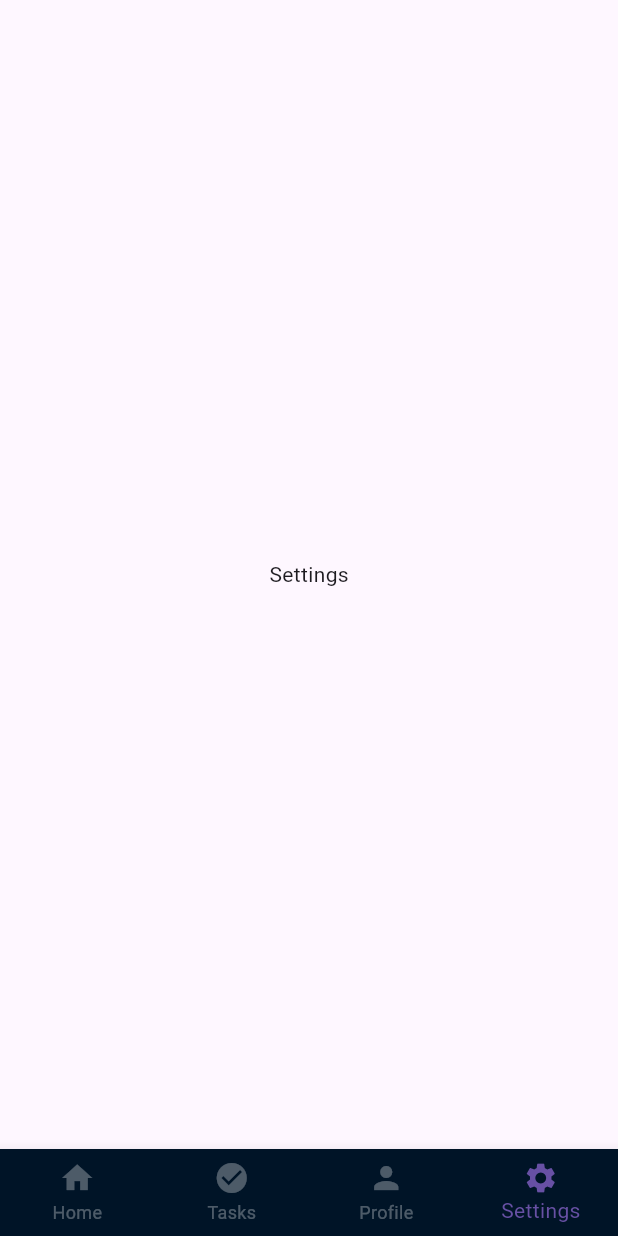
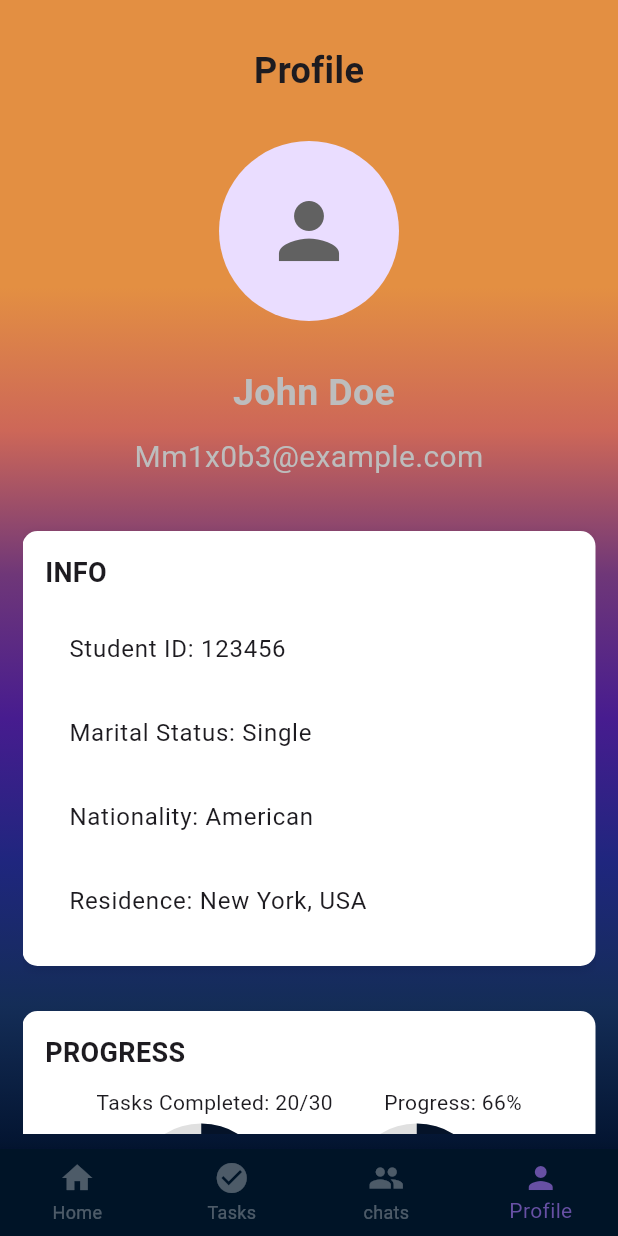
Before and after one commit to Mahmou-d6356567377/lms, a Flutter app: the screen it shows after launch, item 4 of the bottom bar chosen, on a phone screen of 412 x 824 dp. Run offline on Flutter 3.47's test engine with Material 3 defaults, Android fonts, the phone set to English and light mode, and no system bars; our stand-ins replace bloc, firebase_auth, firebase_core, fl_chart, flutter_bloc, flutter_svg and 2 more; accounts and stored records are empty; Roboto replaces fonts that are missing (Cambay).

Commit message:
finished profile screen and chats screen

```diff
--- a/lib/presentation/views/home/home.dart
+++ b/lib/presentation/views/home/home.dart
@@ -1,4 +1,3 @@
-import 'package:fl_chart/fl_chart.dart';
 import 'package:flutter/material.dart';
 import 'package:flutter_svg/flutter_svg.dart';
 import 'package:google_fonts/google_fonts.dart';
--- a/lib/presentation/views/navBar/nav_bar.dart
+++ b/lib/presentation/views/navBar/nav_bar.dart
@@ -1,5 +1,8 @@
 import 'package:flutter/material.dart';
+import 'package:lms/presentation/views/chats/chats_screen.dart';
 import 'package:lms/presentation/views/home/home.dart';
+import 'package:lms/presentation/views/profile/profile_screen.dart';
+import 'package:lms/presentation/views/tasks/tasks.dart';
 
 class NavBarScreen extends StatefulWidget {
   const NavBarScreen({super.key});
@@ -14,9 +17,9 @@ class _NavBarScreenState extends State<NavBarScreen> {
   // Replace these with your actual screen widgets
   final List<Widget> _screens = [
     HomeScreen(),
-    Center(child: Text('Tasks')),
-    Center(child: Text('Profile')),
-    Center(child: Text('Settings')),
+    Tasks(),
+    ChatsScreen(),
+    ProfileScreen(),
   ];
 
   void _onItemTapped(int index) {
@@ -45,12 +48,12 @@ class _NavBarScreenState extends State<NavBarScreen> {
             label: 'Tasks',
           ),
           BottomNavigationBarItem(
+            icon: Icon(Icons.people),
+            label: 'chats',
+          ),
+          BottomNavigationBarItem(
             icon: Icon(Icons.person),
             label: 'Profile',
-          ),
-          BottomNavigationBarItem(
-            icon: Icon(Icons.settings),
-            label: 'Settings',
           ),
         ],
       ),
--- /dev/null
+++ b/lib/presentation/views/profile/profile_screen.dart
@@ -0,0 +1,68 @@
+import 'package:flutter/material.dart';
+import 'package:google_fonts/google_fonts.dart';
+import 'package:lms/presentation/views/profile/widgets/info_container.dart';
+import 'package:lms/presentation/views/profile/widgets/profile_image.dart';
+import 'package:lms/presentation/views/profile/widgets/progress_container.dart';
+import 'package:lms/utils/consts/const_colors.dart';
+import 'package:lms/widgets/custom_background.dart';
+
+class ProfileScreen extends StatelessWidget {
+  const ProfileScreen({super.key});
+
+  @override
+  Widget build(BuildContext context) {
+    return Scaffold(
+      body: Container(
+        color: ConstColors.safeareacolor,
+        child: SafeArea(
+          child: Stack(
+            children: [
+              CustomBackground(),
+              Padding(
+                padding: const EdgeInsets.symmetric(horizontal: 15.0, vertical: 10.0),
+                child: SingleChildScrollView(
+                  child: Column(
+                    crossAxisAlignment: CrossAxisAlignment.center,
+                    children: [
+                      const SizedBox(height: 20),
+                      Text(
+                        'Profile',
+                        style: TextStyle(
+                          fontSize: 24,
+                          fontWeight: FontWeight.bold,
+                        ),
+                      ),
+                      const SizedBox(height: 20),
+                      ProfileImage(),
+                      const SizedBox(height: 20),
+                      Text(
+                        ' John Doe',
+                        style: GoogleFonts.cambay(
+                          fontSize: 25,
+                          fontWeight: FontWeight.bold,
+                          color: Colors.grey[400],
+                        ),
+                      ),
+                      const SizedBox(height: 10),
+                      Text(
+                        'Mm1x0b3@example.com',
+                        style: GoogleFonts.cambay(
+                          fontSize: 20,
+                          color: Colors.grey[400],
+                        ),
+                      ),
+                      const SizedBox(height: 20),
+                      InfoContainer(),
+                      ProgressContainer()
+                              ],
+                            ),
+                ),
+              ),
+
+            ],
+          ),
+        ),
+      ),
+    );
+  }
+}
--- /dev/null
+++ b/lib/presentation/views/profile/widgets/custom_circle_percentage.dart
@@ -0,0 +1,26 @@
+import 'package:flutter/material.dart';
+
+class CustomCirclePercentage extends StatelessWidget {
+  const CustomCirclePercentage({super.key, required this.percentage});
+  final double percentage;
+
+  @override
+  Widget build(BuildContext context) {
+    return Padding(
+      padding: const EdgeInsets.all(12.0),
+      child: SizedBox(
+        width: 55,
+        height: 55,
+        child: CircularProgressIndicator(
+          value: percentage,
+          backgroundColor: Colors.grey[300],
+          color: Color(0xff051329),
+          semanticsLabel: '$percentage',
+          semanticsValue: '${(percentage * 100).toStringAsFixed(0)}%',
+          strokeWidth: 9,
+          strokeAlign: 3,
+        ),
+      ),
+    );
+  }
+}
--- /dev/null
+++ b/lib/presentation/views/profile/widgets/info_container.dart
@@ -0,0 +1,54 @@
+
+import 'package:flutter/material.dart';
+
+class InfoContainer extends StatelessWidget {
+  const InfoContainer({
+    super.key,
+  });
+
+  @override
+  Widget build(BuildContext context) {
+    return Container(
+
+      width: double.infinity,
+      padding: const EdgeInsets.all(15.0),
+      margin: const EdgeInsets.symmetric(vertical: 15.0),
+      decoration: BoxDecoration(
+        color: Colors.white,
+        borderRadius: BorderRadius.circular(10),
+        boxShadow: [
+          BoxShadow(
+            color: Colors.black.withOpacity(0.1),
+            blurRadius: 5,
+            offset: const Offset(0, 2),
+          ),
+        ],
+      ),
+      child: Column(
+        crossAxisAlignment: CrossAxisAlignment.start,
+        children: [
+          Text(
+            'INFO',
+            style: TextStyle(
+              fontSize: 18,
+              fontWeight: FontWeight.bold,
+            ),
+          ),
+          const SizedBox(height: 10),
+          ListTile(
+            title: Text('Student ID: 123456'),
+          ),
+          ListTile(
+            title: Text('Marital Status: Single'),
+          ),
+          ListTile(
+            title: Text('Nationality: American'),
+          ),
+          ListTile(
+            title: Text('Residence: New York, USA'),
+          ),
+        ],
+      ),
+    );
+  }
+}
--- /dev/null
+++ b/lib/presentation/views/profile/widgets/profile_image.dart
@@ -0,0 +1,30 @@
+
+import 'package:flutter/material.dart';
+
+class ProfileImage extends StatelessWidget {
+  const ProfileImage({
+    super.key,
+  });
+
+  @override
+  Widget build(BuildContext context) {
+    return Row(
+      mainAxisAlignment: MainAxisAlignment.center,
+      crossAxisAlignment: CrossAxisAlignment.center,
+      children: [
+        Padding(
+          padding: const EdgeInsets.symmetric(vertical: 10.0),
+          child: CircleAvatar(
+            radius: 60,
+            // backgroundImage: AssetImage('assets/images/profile_picture.png'),
+            child: Icon(
+              Icons.person,
+              size: 60,
+              color: Colors.grey[700],
+            ),
+          ),
+        ),
+      ],
+    );
+  }
+}
--- /dev/null
+++ b/lib/presentation/views/profile/widgets/progress_container.dart
@@ -0,0 +1,59 @@
+
+import 'package:flutter/material.dart';
+import 'package:lms/presentation/views/profile/widgets/custom_circle_percentage.dart';
+
+class ProgressContainer extends StatelessWidget {
+  const ProgressContainer({
+    super.key,
+  });
+
+  @override
+  Widget build(BuildContext context) {
+    return Container(
+        width: double.infinity,
+          padding: const EdgeInsets.all(15.0),
+          margin: const EdgeInsets.symmetric(vertical: 15.0),
+          decoration: BoxDecoration(
+            color: Colors.white,
+            borderRadius: BorderRadius.circular(10),
+            boxShadow: [
+              BoxShadow(
+                color: Colors.black.withAlpha(8),
+                blurRadius: 5,
+                offset: const Offset(0, 2),
+              ),
+            ],
+          ),
+          child: Column(
+            crossAxisAlignment: CrossAxisAlignment.start,
+            children: [
+              Text(
+                'PROGRESS',
+                style: TextStyle(
+                  fontSize: 18,
+                  fontWeight: FontWeight.bold,
+                ),
+              ),
+              const SizedBox(height: 10),
+             Row(
+                mainAxisAlignment: MainAxisAlignment.spaceEvenly,
+                children: [
+                  Text('Tasks Completed: 20/30'),
+                  Text('Progress: 66%'),
+                ],
+              ),
+              const SizedBox(height: 10),
+              Row(
+                mainAxisAlignment: MainAxisAlignment.spaceEvenly,
+                children: [
+
+                   CustomCirclePercentage(percentage: 2/3),
+                   CustomCirclePercentage(percentage: .66),
+                ],
+              ),
+
+            ],
+          ),
+    );
+  }
+}
--- a/lib/utils/consts/const_colors.dart
+++ b/lib/utils/consts/const_colors.dart
@@ -5,5 +5,6 @@ class ConstColors {
   static const Color dark = Color(0xff383838);
   static const Color background = Color(0xFFF5F5F5);
   static const Color error = Color(0xFFB00020);
-  static const Color surface = Color(0xFFFFFFFF);
+  static const Color safeareacolor = Color(0xFFe39a57);
+  static const Color darkblue = Color(0xFF093348);
 }
--- a/lib/utils/consts/const_imgs.dart
+++ b/lib/utils/consts/const_imgs.dart
@@ -1,4 +1,5 @@
 class ConstImgs {
   static const String banner1 = 'assets/img/banner1.svg';
   static const String banner2 = 'assets/img/banner2.svg';
+  static const String avatar = 'assets/img/avatar.svg';
 }
--- /dev/null
+++ b/lib/widgets/custom_background.dart
@@ -0,0 +1,32 @@
+
+import 'package:flutter/material.dart';
+
+class CustomBackground extends StatelessWidget {
+  const CustomBackground({
+    super.key,
+  });
+
+  @override
+  Widget build(BuildContext context) {
+    return Container(
+      decoration: BoxDecoration(
+        gradient: LinearGradient(
+
+          colors: [
+            Color(0xffe38f42),
+            Color(0xffe38f42),
+            Color(0xffe38f42),
+            Color(0xffcd6758),
+            Color(0xff6f3778),
+            Color(0xff471c8f),
+            Color(0xff1f267e),
+            Color(0xff142d57),
+            Color(0xff031430),
+          ],
+          begin: Alignment.topCenter,
+          end: Alignment.bottomCenter,
+        ),
+      ),
+    );
+  }
+}
```
Also changed, not shown: lib/presentation/views/chats/chats_screen.dart (added, +76 -0 lines), lib/presentation/views/tasks/tasks.dart (added, +48 -0 lines), lib/presentation/views/tasks/widgets/task_header.dart (added, +36 -0 lines), lib/presentation/views/tasks/widgets/task_item.dart (added, +40 -0 lines), assets/img/avatar.svg (added).
